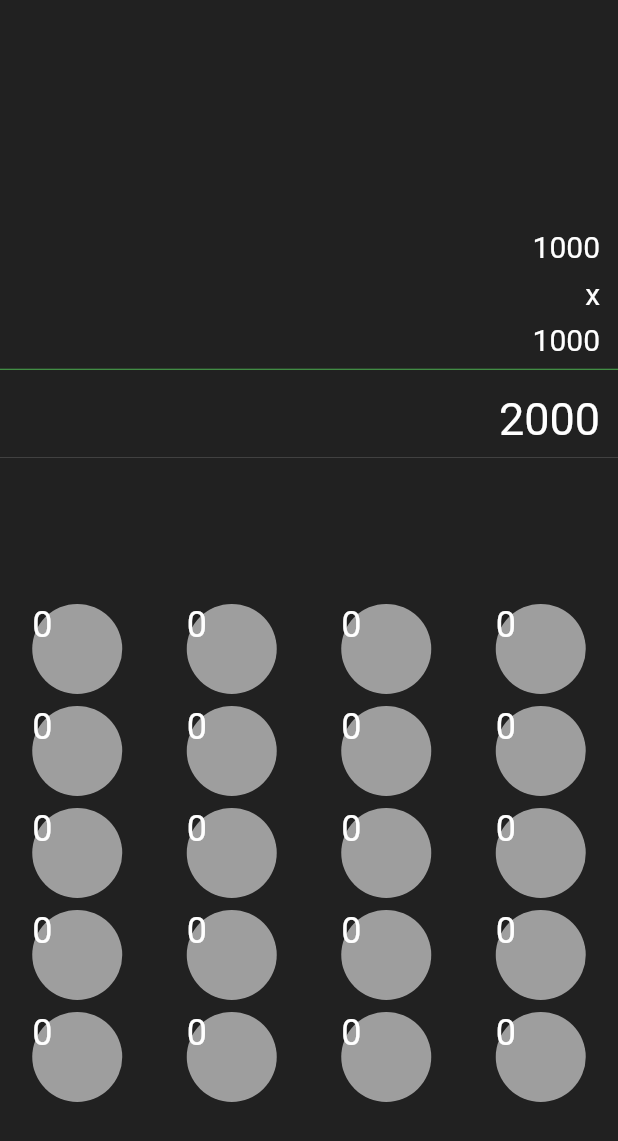
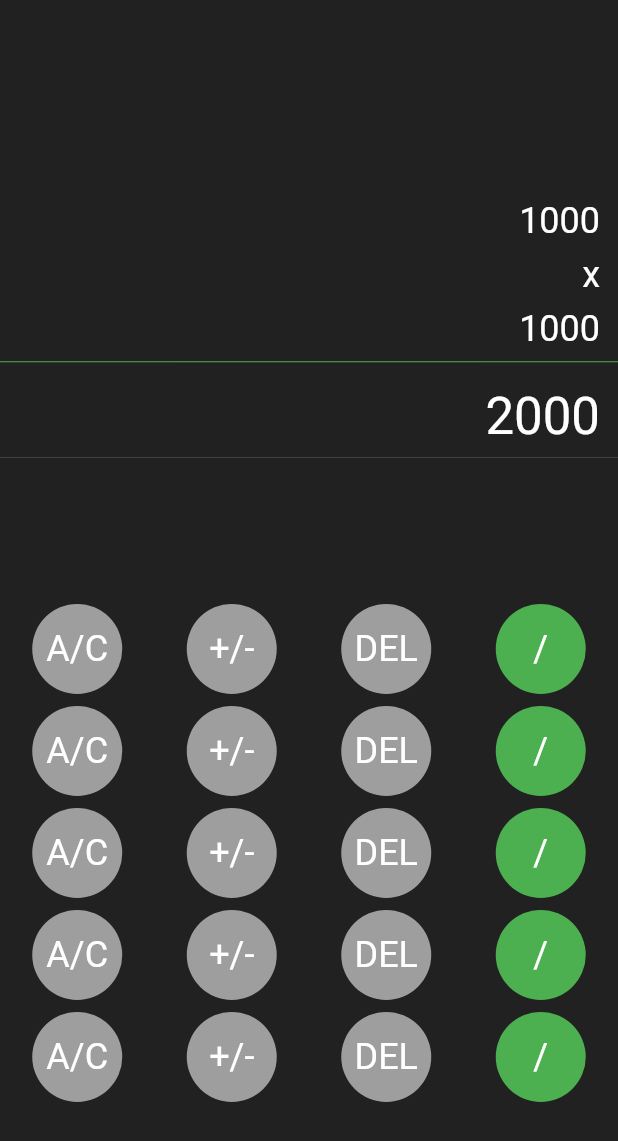
Before and after one commit to lfdel24/flutter_calculator, a Flutter app: the screen it shows after launch, on a phone screen of 412 x 824 dp. Shown: the top 1141 px of the screen. Run offline on Flutter 3.47's test engine with Material 2 defaults, Android fonts, the phone set to English and light mode, and no system bars.

```diff
--- a/lib/settings.dart
+++ b/lib/settings.dart
@@ -1,4 +1,5 @@
 import 'package:flutter/material.dart';
 
 Color black = Colors.black87;
+const Color grey = Colors.grey;
 Color green = Colors.green;
--- a/lib/widgets/calculattor_view.dart
+++ b/lib/widgets/calculattor_view.dart
@@ -1,8 +1,8 @@
 import 'package:flutter/material.dart';
 import 'package:flutter_calculator/settings.dart';
 
-final textStyle1 = TextStyle(color: Colors.white, fontSize: 30);
-final textStyle2 = TextStyle(color: Colors.white, fontSize: 20);
+final textStyle1 = TextStyle(color: Colors.white, fontSize: 34);
+final textStyle2 = TextStyle(color: Colors.white, fontSize: 24);
 
 class CalculatorView extends StatelessWidget {
   @override
--- a/lib/widgets/keyboard_view.dart
+++ b/lib/widgets/keyboard_view.dart
@@ -12,11 +12,11 @@ class KeyboardView extends StatelessWidget {
         child: Column(
           children: [
             Expanded(child: Container()),
-            _Row(),
-            _Row(),
-            _Row(),
-            _Row(),
-            _Row(),
+            _Row1(),
+            _Row2(),
+            _Row3(),
+            _Row4(),
+            _Row5(),
             Expanded(child: Container())
           ],
         ),
@@ -25,35 +25,141 @@ class KeyboardView extends StatelessWidget {
   }
 }
 
-class _Row extends StatelessWidget {
+class _Row1 extends StatelessWidget {
   @override
   Widget build(BuildContext context) {
     return Row(
       children: [
-        _RowItem(),
-        _RowItem(),
-        _RowItem(),
-        _RowItem(),
+        _RowItem(
+          text: "A/C",
+        ),
+        _RowItem(
+          text: "+/-",
+        ),
+        _RowItem(
+          text: "DEL",
+        ),
+        _RowItem(
+          text: "/",
+          color: green,
+        ),
+      ],
+    );
+  }
+}
+
+class _Row2 extends StatelessWidget {
+  @override
+  Widget build(BuildContext context) {
+    return Row(
+      children: [
+        _RowItem(
+          text: "A/C",
+        ),
+        _RowItem(
+          text: "+/-",
+        ),
+        _RowItem(
+          text: "DEL",
+        ),
+        _RowItem(
+          text: "/",
+          color: green,
+        ),
+      ],
+    );
+  }
+}
+
+class _Row3 extends StatelessWidget {
+  @override
+  Widget build(BuildContext context) {
+    return Row(
+      children: [
+        _RowItem(
+          text: "A/C",
+        ),
+        _RowItem(
+          text: "+/-",
+        ),
+        _RowItem(
+          text: "DEL",
+        ),
+        _RowItem(
+          text: "/",
+          color: green,
+        ),
+      ],
+    );
+  }
+}
+
+class _Row4 extends StatelessWidget {
+  @override
+  Widget build(BuildContext context) {
+    return Row(
+      children: [
+        _RowItem(
+          text: "A/C",
+        ),
+        _RowItem(
+          text: "+/-",
+        ),
+        _RowItem(
+          text: "DEL",
+        ),
+        _RowItem(
+          text: "/",
+          color: green,
+        ),
+      ],
+    );
+  }
+}
+
+class _Row5 extends StatelessWidget {
+  @override
+  Widget build(BuildContext context) {
+    return Row(
+      children: [
+        _RowItem(
+          text: "A/C",
+        ),
+        _RowItem(
+          text: "+/-",
+        ),
+        _RowItem(
+          text: "DEL",
+        ),
+        _RowItem(
+          text: "/",
+          color: green,
+        ),
       ],
     );
   }
 }
 
 class _RowItem extends StatelessWidget {
+  final String text;
+  final Color color;
+
+  const _RowItem({Key? key, required this.text, this.color = grey})
+      : super(key: key);
+
   @override
   Widget build(BuildContext context) {
     return Expanded(
-      child: Center(
       child: Container(
+        alignment: Alignment.center,
         margin: EdgeInsets.only(top: 8),
         width: 60,
         height: 60,
         decoration: new BoxDecoration(
-            color: Colors.grey,
+          color: color,
           shape: BoxShape.circle,
         ),
-          child: Text('0', style: textStyle2),
-        ),
+        child: Text(text, style: textStyle2),
       ),
     );
   }
```
Lines whose indentation alone changed are shown as unchanged.
